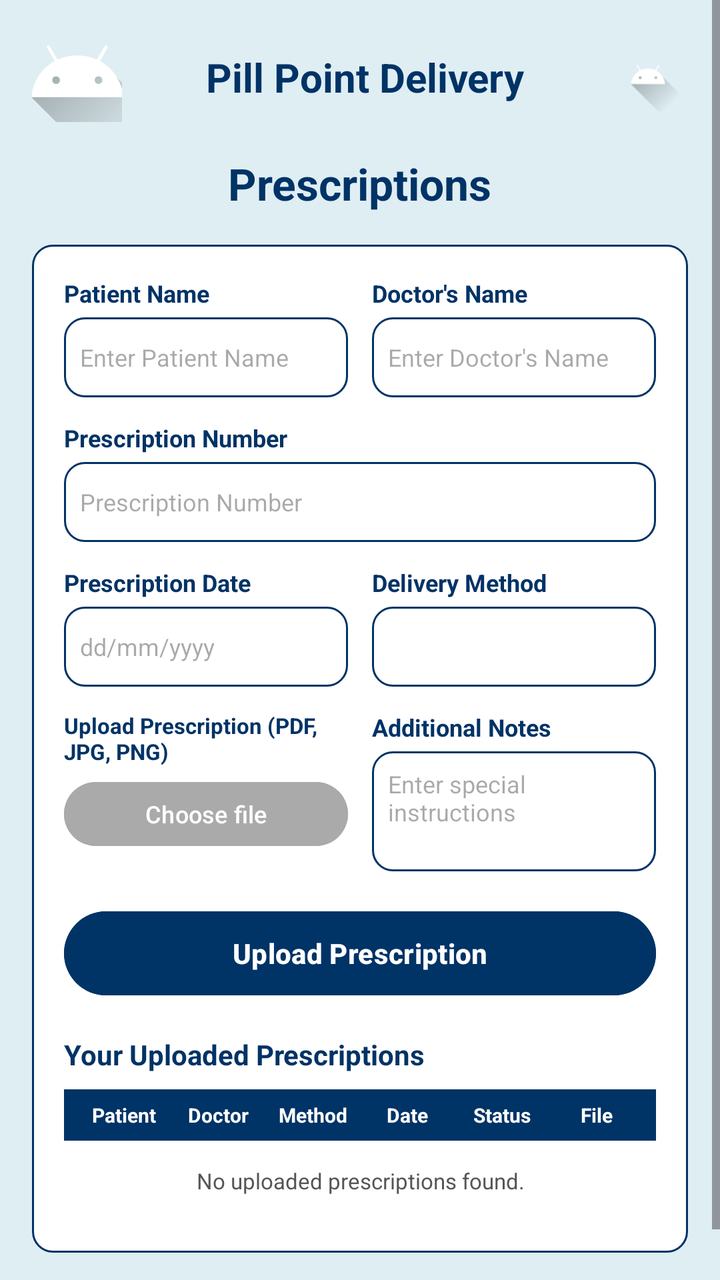
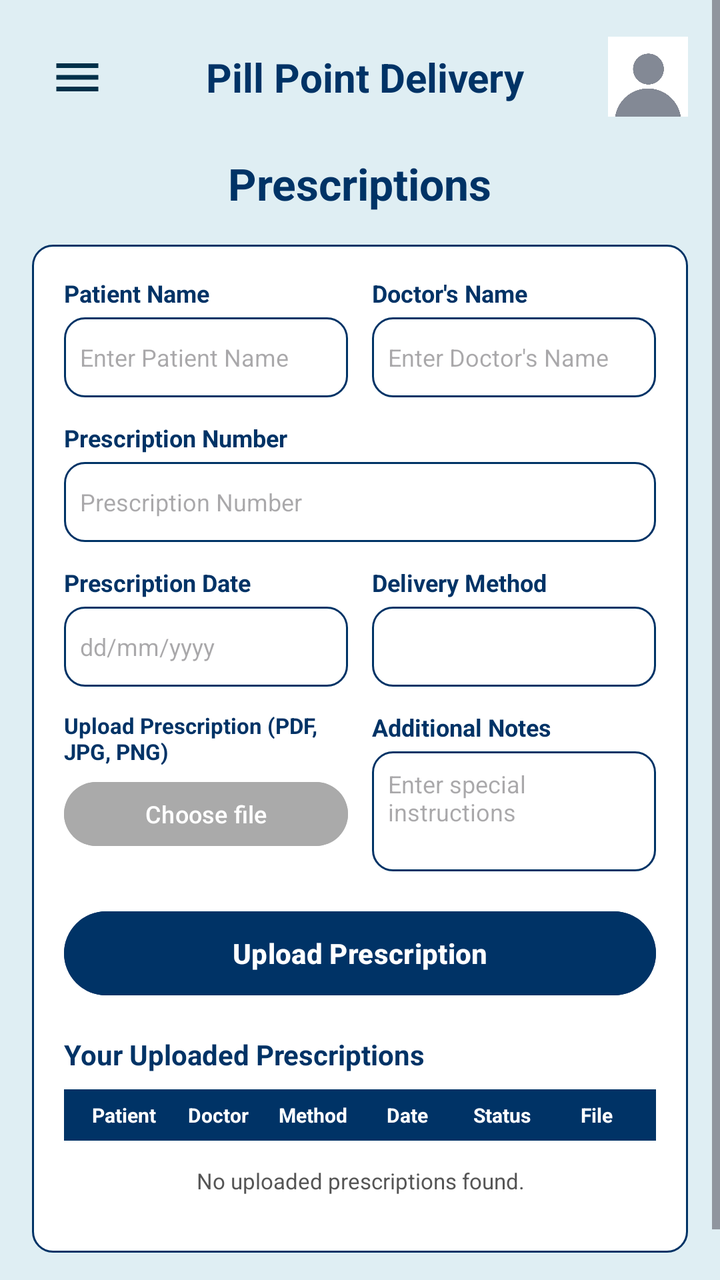

Two renders of the same Android screen: before a commit and after it. Below are the layout's source before the change and the commit's diff.
<!-- AndroidManifest.xml: application theme Theme.Pillpoint -->
<!-- res/layout/activity_prescriptions.xml -->
<?xml version="1.0" encoding="utf-8"?>
<androidx.drawerlayout.widget.DrawerLayout
    xmlns:android="http://schemas.android.com/apk/res/android"
    xmlns:tools="http://schemas.android.com/tools"
    xmlns:app="http://schemas.android.com/apk/res-auto"
    android:id="@+id/drawerLayout"
    android:layout_width="match_parent"
    android:layout_height="match_parent"
    tools:context=".Prescriptions">

<ScrollView
    android:layout_width="match_parent"
    android:layout_height="match_parent"
    android:background="#DFEEF3">

    <LinearLayout
        android:layout_width="match_parent"
        android:layout_height="wrap_content"
        android:orientation="vertical"
        android:padding="16dp">

        
        <LinearLayout
            android:layout_width="match_parent"
            android:layout_height="wrap_content"
            android:gravity="center_vertical"
            android:orientation="horizontal"
            android:layout_marginBottom="16dp">

            <ImageButton
                android:id="@+id/btnMenu"
                android:layout_width="45dp"
                android:layout_height="45dp"
                android:background="?attr/selectableItemBackgroundBorderless"
                android:contentDescription="Menu"
                android:src="@drawable/ic_launcher_foreground" />

            <TextView
                android:layout_width="0dp"
                android:layout_height="wrap_content"
                android:layout_weight="1"
                android:gravity="center"
                android:text="Pill Point Delivery"
                android:textColor="@color/dark_blue"
                android:textSize="20sp"
                android:textStyle="bold" />

            <ImageView
                android:id="@+id/ivProfile"
                android:layout_width="40dp"
                android:layout_height="40dp"
                android:contentDescription="Profile"
                android:src="@drawable/ic_launcher_foreground" />
        </LinearLayout>

        
        <TextView
            android:layout_width="wrap_content"
            android:layout_height="wrap_content"
            android:text="Prescriptions"
            android:textColor="@color/dark_blue"
            android:textSize="22sp"
            android:textStyle="bold"
            android:layout_gravity="center_horizontal"
            android:layout_marginBottom="16dp" />

        
        <LinearLayout
            android:layout_width="match_parent"
            android:layout_height="wrap_content"
            android:background="@drawable/edit_text_background"
            android:orientation="vertical"
            android:padding="16dp"
            android:layout_marginBottom="24dp">

            
            <LinearLayout
                android:layout_width="match_parent"
                android:layout_height="wrap_content"
                android:orientation="horizontal"
                android:weightSum="2"
                android:layout_marginBottom="12dp">

                <LinearLayout
                    android:layout_width="0dp"
                    android:layout_height="wrap_content"
                    android:layout_weight="1"
                    android:orientation="vertical"
                    android:layout_marginEnd="6dp">
                    <TextView
                        android:text="Patient Name"
                        android:textColor="@color/dark_blue"
                        android:textSize="12sp"
                        android:textStyle="bold"
                        android:layout_width="wrap_content"
                        android:layout_height="wrap_content"
                        android:layout_marginBottom="4dp"/>
                    <EditText
                        android:id="@+id/etPatientName"
                        android:layout_width="match_parent"
                        android:layout_height="40dp"
                        android:background="@drawable/edit_text_background"
                        android:hint="Enter Patient Name"
                        android:padding="8dp"
                        android:textSize="12sp"
                        android:inputType="textPersonName"/>
                </LinearLayout>

                <LinearLayout
                    android:layout_width="0dp"
                    android:layout_height="wrap_content"
                    android:layout_weight="1"
                    android:orientation="vertical"
                    android:layout_marginStart="6dp">
                    <TextView
                        android:text="Doctor's Name"
                        android:textColor="@color/dark_blue"
                        android:textSize="12sp"
                        android:textStyle="bold"
                        android:layout_width="wrap_content"
                        android:layout_height="wrap_content"
                        android:layout_marginBottom="4dp"/>
                    <EditText
                        android:id="@+id/etDoctorName"
                        android:layout_width="match_parent"
                        android:layout_height="40dp"
                        android:background="@drawable/edit_text_background"
                        android:hint="Enter Doctor's Name"
                        android:padding="8dp"
                        android:textSize="12sp"
                        android:inputType="textPersonName"/>
                </LinearLayout>
            </LinearLayout>

            
            <TextView
                android:text="Prescription Number"
                android:textColor="@color/dark_blue"
                android:textSize="12sp"
                android:textStyle="bold"
                android:layout_width="wrap_content"
                android:layout_height="wrap_content"
                android:layout_marginBottom="4dp"/>
            <EditText
                android:id="@+id/etPrescriptionNumber"
                android:layout_width="match_parent"
                android:layout_height="40dp"
                android:background="@drawable/edit_text_background"
                android:hint="Prescription Number"
                android:padding="8dp"
                android:textSize="12sp"
                android:layout_marginBottom="12dp"
                android:inputType="text"/>

            
            <LinearLayout
                android:layout_width="match_parent"
                android:layout_height="wrap_content"
                android:orientation="horizontal"
                android:weightSum="2"
                android:layout_marginBottom="12dp">

                <LinearLayout
                    android:layout_width="0dp"
                    android:layout_height="wrap_content"
                    android:layout_weight="1"
                    android:orientation="vertical"
                    android:layout_marginEnd="6dp">
                    <TextView
                        android:text="Prescription Date"
                        android:textColor="@color/dark_blue"
                        android:textSize="12sp"
                        android:textStyle="bold"
                        android:layout_width="wrap_content"
                        android:layout_height="wrap_content"
                        android:layout_marginBottom="4dp"/>
                    <EditText
                        android:id="@+id/etPrescriptionDate"
                        android:layout_width="match_parent"
                        android:layout_height="40dp"
                        android:background="@drawable/edit_text_background"
                        android:hint="dd/mm/yyyy"
                        android:padding="8dp"
                        android:textSize="12sp"
                        android:inputType="date"/>
                </LinearLayout>

                <LinearLayout
                    android:layout_width="0dp"
                    android:layout_height="wrap_content"
                    android:layout_weight="1"
                    android:orientation="vertical"
                    android:layout_marginStart="6dp">
                    <TextView
                        android:text="Delivery Method"
                        android:textColor="@color/dark_blue"
                        android:textSize="12sp"
                        android:textStyle="bold"
                        android:layout_width="wrap_content"
                        android:layout_height="wrap_content"
                        android:layout_marginBottom="4dp"/>
                    <Spinner
                        android:id="@+id/spinnerDeliveryMethod"
                        android:layout_width="match_parent"
                        android:layout_height="40dp"
                        android:background="@drawable/edit_text_background"/>
                </LinearLayout>
            </LinearLayout>

            
            <LinearLayout
                android:layout_width="match_parent"
                android:layout_height="wrap_content"
                android:orientation="horizontal"
                android:weightSum="2"
                android:layout_marginBottom="16dp">

                <LinearLayout
                    android:layout_width="0dp"
                    android:layout_height="wrap_content"
                    android:layout_weight="1"
                    android:orientation="vertical"
                    android:layout_marginEnd="6dp">
                    <TextView
                        android:text="Upload Prescription (PDF, JPG, PNG)"
                        android:textColor="@color/dark_blue"
                        android:textSize="11sp"
                        android:textStyle="bold"
                        android:layout_width="wrap_content"
                        android:layout_height="wrap_content"
                        android:layout_marginBottom="4dp"/>
                    <Button
                        android:id="@+id/btnChooseFile"
                        android:layout_width="match_parent"
                        android:layout_height="40dp"
                        android:backgroundTint="@android:color/darker_gray"
                        android:text="Choose file"
                        android:textAllCaps="false"
                        android:textColor="@android:color/white"
                        android:textSize="12sp"/>
                </LinearLayout>

                <LinearLayout
                    android:layout_width="0dp"
                    android:layout_height="wrap_content"
                    android:layout_weight="1"
                    android:orientation="vertical"
                    android:layout_marginStart="6dp">
                    <TextView
                        android:text="Additional Notes"
                        android:textColor="@color/dark_blue"
                        android:textSize="12sp"
                        android:textStyle="bold"
                        android:layout_width="wrap_content"
                        android:layout_height="wrap_content"
                        android:layout_marginBottom="4dp"/>
                    <EditText
                        android:id="@+id/etAdditionalNotes"
                        android:layout_width="match_parent"
                        android:layout_height="60dp"
                        android:background="@drawable/edit_text_background"
                        android:hint="Enter special instructions"
                        android:padding="8dp"
                        android:textSize="12sp"
                        android:gravity="top"/>
                </LinearLayout>
            </LinearLayout>

            
            <Button
                android:id="@+id/btnSubmitPrescription"
                android:layout_width="match_parent"
                android:layout_height="50dp"
                android:backgroundTint="@color/dark_blue"
                android:text="Upload Prescription"
                android:textAllCaps="false"
                android:textColor="@android:color/white"
                android:textStyle="bold"
                android:layout_marginBottom="16dp"/>

            
            <TextView
                android:text="Your Uploaded Prescriptions"
                android:textColor="@color/dark_blue"
                android:textSize="14sp"
                android:textStyle="bold"
                android:layout_width="wrap_content"
                android:layout_height="wrap_content"
                android:layout_marginBottom="8dp"/>

            
            <LinearLayout
                android:layout_width="match_parent"
                android:layout_height="wrap_content"
                android:background="@color/dark_blue"
                android:orientation="horizontal"
                android:padding="6dp"
                android:weightSum="6">
                <TextView android:text="Patient" android:textColor="@android:color/white" android:textSize="10sp" android:textStyle="bold" android:layout_width="0dp" android:layout_height="wrap_content" android:layout_weight="1" android:gravity="center"/>
                <TextView android:text="Doctor" android:textColor="@android:color/white" android:textSize="10sp" android:textStyle="bold" android:layout_width="0dp" android:layout_height="wrap_content" android:layout_weight="1" android:gravity="center"/>
                <TextView android:text="Method" android:textColor="@android:color/white" android:textSize="10sp" android:textStyle="bold" android:layout_width="0dp" android:layout_height="wrap_content" android:layout_weight="1" android:gravity="center"/>
                <TextView android:text="Date" android:textColor="@android:color/white" android:textSize="10sp" android:textStyle="bold" android:layout_width="0dp" android:layout_height="wrap_content" android:layout_weight="1" android:gravity="center"/>
                <TextView android:text="Status" android:textColor="@android:color/white" android:textSize="10sp" android:textStyle="bold" android:layout_width="0dp" android:layout_height="wrap_content" android:layout_weight="1" android:gravity="center"/>
                <TextView android:text="File" android:textColor="@android:color/white" android:textSize="10sp" android:textStyle="bold" android:layout_width="0dp" android:layout_height="wrap_content" android:layout_weight="1" android:gravity="center"/>
            </LinearLayout>

            
            <TextView
                android:id="@+id/tvNoPrescriptions"
                android:layout_width="match_parent"
                android:layout_height="40dp"
                android:gravity="center"
                android:text="No uploaded prescriptions found."
                android:textColor="#555555"
                android:textSize="11sp"
                android:background="@android:color/white"/>

        </LinearLayout>

    </LinearLayout>

</ScrollView>

<com.google.android.material.navigation.NavigationView
    android:id="@+id/navView"
    android:layout_width="300dp"
    android:layout_height="match_parent"
    android:layout_gravity="start"
    android:background="@android:color/white"
    app:menu="@menu/nav_menu" />

</androidx.drawerlayout.widget.DrawerLayout>
<!-- resources referenced by this layout -->
<resources>
  <color name="dark_blue">#003366</color>
  <!-- drawable edit_text_background (drawable) -->
  <?xml version="1.0" encoding="utf-8"?>
  <shape xmlns:android="http://schemas.android.com/apk/res/android">
  
      <solid android:color="#FFFFFF"/>
  
      <stroke
          android:width="1dp"
          android:color="@color/dark_blue"/>
  
      <corners android:radius="10dp"/>
  
      <padding
          android:left="10dp"
          android:right="10dp"
          android:top="10dp"
          android:bottom="10dp"/>
  
  
  </shape>
  <!-- drawable ic_launcher_foreground (drawable) -->
  <vector xmlns:android="http://schemas.android.com/apk/res/android"
      xmlns:aapt="http://schemas.android.com/aapt"
      android:width="108dp"
      android:height="108dp"
      android:viewportWidth="108"
      android:viewportHeight="108">
      <path android:pathData="M31,63.928c0,0 6.4,-11 12.1,-13.1c7.2,-2.6 26,-1.4 26,-1.4l38.1,38.1L107,108.928l-32,-1L31,63.928z">
          <aapt:attr name="android:fillColor">
              <gradient
                  android:endX="85.84757"
                  android:endY="92.4963"
                  android:startX="42.9492"
                  android:startY="49.59793"
                  android:type="linear">
                  <item
                      android:color="#44000000"
                      android:offset="0.0" />
                  <item
                      android:color="#00000000"
                      android:offset="1.0" />
              </gradient>
          </aapt:attr>
      </path>
      <path
          android:fillColor="#FFFFFF"
          android:fillType="nonZero"
          android:pathData="M65.3,45.828l3.8,-6.6c0.2,-0.4 0.1,-0.9 -0.3,-1.1c-0.4,-0.2 -0.9,-0.1 -1.1,0.3l-3.9,6.7c-6.3,-2.8 -13.4,-2.8 -19.7,0l-3.9,-6.7c-0.2,-0.4 -0.7,-0.5 -1.1,-0.3C38.8,38.328 38.7,38.828 38.9,39.228l3.8,6.6C36.2,49.428 31.7,56.028 31,63.928h46C76.3,56.028 71.8,49.428 65.3,45.828zM43.4,57.328c-0.8,0 -1.5,-0.5 -1.8,-1.2c-0.3,-0.7 -0.1,-1.5 0.4,-2.1c0.5,-0.5 1.4,-0.7 2.1,-0.4c0.7,0.3 1.2,1 1.2,1.8C45.3,56.528 44.5,57.328 43.4,57.328L43.4,57.328zM64.6,57.328c-0.8,0 -1.5,-0.5 -1.8,-1.2s-0.1,-1.5 0.4,-2.1c0.5,-0.5 1.4,-0.7 2.1,-0.4c0.7,0.3 1.2,1 1.2,1.8C66.5,56.528 65.6,57.328 64.6,57.328L64.6,57.328z"
          android:strokeWidth="1"
          android:strokeColor="#00000000" />
  </vector>
  <style name="Theme.Pillpoint" parent="Base.Theme.Pillpoint" />
  <style name="Base.Theme.Pillpoint" parent="Theme.Material3.DayNight.NoActionBar">
          
  
          
  
          <item name="colorPrimary">@color/blue</item>
          <item name="colorOnPrimary">@color/white</item>
  
          <item name="colorSecondary">@color/red</item>
          <item name="colorOnSecondary">@color/white</item>
  
          <item name="android:statusBarColor">@color/dark_blue</item>
          <item name="android:navigationBarColor">@color/blue</item>
      </style>
  <color name="blue">#0D6EFD</color>
  <color name="white">#FFFFFFFF</color>
  <color name="red">#FF0000</color>
</resources>

<!-- the commit's change to res/layout/activity_prescriptions.xml (unified diff, before → after) -->
@@ -33,7 +33,8 @@
                 android:layout_height="45dp"
                 android:background="?attr/selectableItemBackgroundBorderless"
                 android:contentDescription="Menu"
-                android:src="@drawable/ic_launcher_foreground" />
+                android:src="@drawable/ic_menu" />
+
 
             <TextView
                 android:layout_width="0dp"
@@ -50,7 +51,7 @@
                 android:layout_width="40dp"
                 android:layout_height="40dp"
                 android:contentDescription="Profile"
-                android:src="@drawable/ic_launcher_foreground" />
+                android:src="@drawable/photo" />
         </LinearLayout>
 
         
<!-- resource entries referenced after the edit -->
@@ -21,37 +21,16 @@
   
   
   </shape>
-  <!-- drawable ic_launcher_foreground (drawable) -->
+  <!-- drawable ic_menu (drawable) -->
+  <?xml version="1.0" encoding="utf-8"?>
   <vector xmlns:android="http://schemas.android.com/apk/res/android"
-      xmlns:aapt="http://schemas.android.com/aapt"
-      android:width="108dp"
-      android:height="108dp"
-      android:viewportWidth="108"
-      android:viewportHeight="108">
-      <path android:pathData="M31,63.928c0,0 6.4,-11 12.1,-13.1c7.2,-2.6 26,-1.4 26,-1.4l38.1,38.1L107,108.928l-32,-1L31,63.928z">
-          <aapt:attr name="android:fillColor">
-              <gradient
-                  android:endX="85.84757"
-                  android:endY="92.4963"
-                  android:startX="42.9492"
-                  android:startY="49.59793"
-                  android:type="linear">
-                  <item
-                      android:color="#44000000"
-                      android:offset="0.0" />
-                  <item
-                      android:color="#00000000"
-                      android:offset="1.0" />
-              </gradient>
-          </aapt:attr>
-      </path>
-      <path
-          android:fillColor="#FFFFFF"
-          android:fillType="nonZero"
-          android:pathData="M65.3,45.828l3.8,-6.6c0.2,-0.4 0.1,-0.9 -0.3,-1.1c-0.4,-0.2 -0.9,-0.1 -1.1,0.3l-3.9,6.7c-6.3,-2.8 -13.4,-2.8 -19.7,0l-3.9,-6.7c-0.2,-0.4 -0.7,-0.5 -1.1,-0.3C38.8,38.328 38.7,38.828 38.9,39.228l3.8,6.6C36.2,49.428 31.7,56.028 31,63.928h46C76.3,56.028 71.8,49.428 65.3,45.828zM43.4,57.328c-0.8,0 -1.5,-0.5 -1.8,-1.2c-0.3,-0.7 -0.1,-1.5 0.4,-2.1c0.5,-0.5 1.4,-0.7 2.1,-0.4c0.7,0.3 1.2,1 1.2,1.8C45.3,56.528 44.5,57.328 43.4,57.328L43.4,57.328zM64.6,57.328c-0.8,0 -1.5,-0.5 -1.8,-1.2s-0.1,-1.5 0.4,-2.1c0.5,-0.5 1.4,-0.7 2.1,-0.4c0.7,0.3 1.2,1 1.2,1.8C66.5,56.528 65.6,57.328 64.6,57.328L64.6,57.328z"
-          android:strokeWidth="1"
-          android:strokeColor="#00000000" />
+      android:width="28dp"
+      android:height="28dp"
+      android:viewportWidth="24"
+      android:viewportHeight="24">
+      <path android:fillColor="#003049" android:pathData="M3,6h18v2H3zM3,11h18v2H3zM3,16h18v2H3z"/>
   </vector>
+  <!-- drawable photo: jpeg bitmap (drawable, 8365 bytes) -->
   <style name="Theme.Pillpoint" parent="Base.Theme.Pillpoint" />
   <style name="Base.Theme.Pillpoint" parent="Theme.Material3.DayNight.NoActionBar">
           
